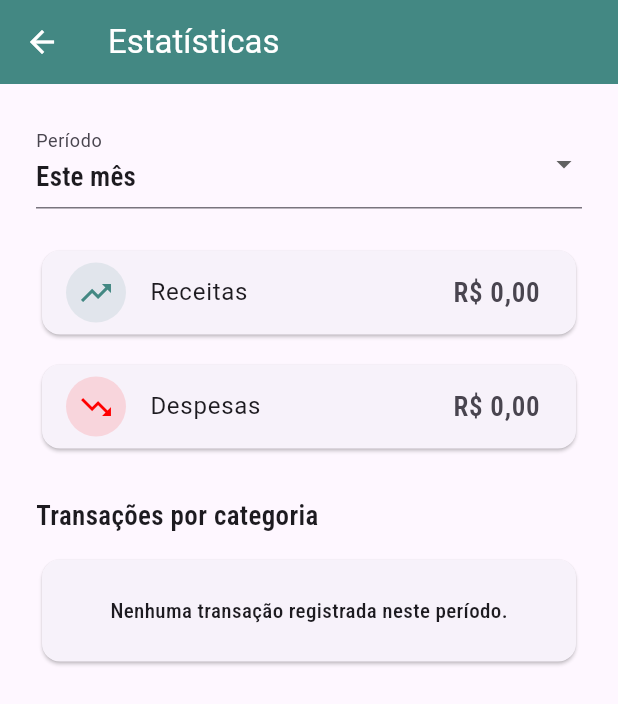
After one commit to Gabrielkk-prog/financial_app_mobile, a Flutter app: the StatsPage screen opened by its route, on a phone screen of 412 x 824 dp. The commit adds this screen. Shown: the top 704 px of the screen. Run offline on Flutter 3.47's test engine with Material 3 defaults, Android fonts, the phone set to English and light mode, and no system bars; our stand-ins replace device_preview, firebase_auth, firebase_core, flutter_secure_storage, get_it; accounts and stored records are empty.

Commit message:
day 23 on develop

```diff
--- a/lib/commom/constants/app_colors.dart
+++ b/lib/commom/constants/app_colors.dart
@@ -18,5 +18,7 @@ class AppColors {     // in this page we storage our colors to use in the app
    static const Color iceWhite = Color(0xFFEEF8F7);
    static const Color darkGrey = Color(0xFF444444);
    static const Color lightGrey = Color(0xFF666666);
-    static const Color red = Color(0xFFFF0000);
+   static const Color red = Color(0xFFFF0000);
+   static const Color lightGreyTwo = Color(0xFFAAAAAA);
+   static const Color green = Color(0xFF438883);
 }
--- a/lib/commom/constants/routes.dart
+++ b/lib/commom/constants/routes.dart
@@ -8,4 +8,7 @@
   static const String signUp = "/sign_up";
   static const String signIn = "/sign_In";
   static const String home = "/home";
+  static const String stats = "/stats";
+  static const String wallet = "/wallet";
+  static const String profile = "/profile";
 }
--- /dev/null
+++ b/lib/features/home/home_page_view.dart
@@ -0,0 +1,2 @@
+// Mantém a implementação principal da tela inicial em um único arquivo.
+export 'home_page.dart';
--- a/lib/features/sign_up/sign_up_controller.dart
+++ b/lib/features/sign_up/sign_up_controller.dart
@@ -24,6 +24,7 @@ class SignUpController extends ChangeNotifier {
     required String email,
     required String password
   }) async {
+
     _changeState(SignUpLoadingState());
     try {
       final user = await _service.signUp(
--- /dev/null
+++ b/lib/features/stats/stats_page.dart
@@ -0,0 +1,96 @@
+import 'package:financial_app_project/commom/constants/app_colors.dart';
+import 'package:financial_app_project/commom/constants/app_text_styles.dart';
+import 'package:flutter/material.dart';
+
+class StatsPage extends StatefulWidget {
+  const StatsPage({super.key});
+
+  @override
+  State<StatsPage> createState() => _StatsPageState();
+}
+
+class _StatsPageState extends State<StatsPage> {
+  String _selectedPeriod = 'Este mês';
+
+  @override
+  Widget build(BuildContext context) {
+    // Resumo visual enquanto as transações ainda não possuem persistência.
+    return Scaffold(
+      appBar: AppBar(
+        title: const Text('Estatísticas'),
+        backgroundColor: AppColors.green,
+        foregroundColor: AppColors.white,
+      ),
+      body: ListView(
+        padding: const EdgeInsets.all(24),
+        children: [
+          DropdownButtonFormField<String>(
+            initialValue: _selectedPeriod,
+            decoration: const InputDecoration(labelText: 'Período'),
+            items: const [
+              DropdownMenuItem(value: 'Esta semana', child: Text('Esta semana')),
+              DropdownMenuItem(value: 'Este mês', child: Text('Este mês')),
+              DropdownMenuItem(value: 'Este ano', child: Text('Este ano')),
+            ],
+            onChanged: (value) {
+              if (value != null) setState(() => _selectedPeriod = value);
+            },
+          ),
+          const SizedBox(height: 24),
+          _SummaryCard(
+            title: 'Receitas',
+            value: 'R\$ 0,00',
+            icon: Icons.trending_up,
+            color: AppColors.green,
+          ),
+          const SizedBox(height: 12),
+          _SummaryCard(
+            title: 'Despesas',
+            value: 'R\$ 0,00',
+            icon: Icons.trending_down,
+            color: AppColors.red,
+          ),
+          const SizedBox(height: 28),
+          Text('Transações por categoria', style: AppTextStyles.mediumText18),
+          const SizedBox(height: 12),
+          const Card(
+            child: Padding(
+              padding: EdgeInsets.all(24),
+              child: Center(
+                child: Text('Nenhuma transação registrada neste período.'),
+              ),
+            ),
+          ),
+        ],
+      ),
+    );
+  }
+}
+
+class _SummaryCard extends StatelessWidget {
+  final String title;
+  final String value;
+  final IconData icon;
+  final Color color;
+
+  const _SummaryCard({
+    required this.title,
+    required this.value,
+    required this.icon,
+    required this.color,
+  });
+
+  @override
+  Widget build(BuildContext context) {
+    return Card(
+      child: ListTile(
+        leading: CircleAvatar(
+          backgroundColor: color.withValues(alpha: 0.12),
+          child: Icon(icon, color: color),
+        ),
+        title: Text(title),
+        trailing: Text(value, style: AppTextStyles.mediumText18),
+      ),
+    );
+  }
+}
--- a/pubspec.yaml
+++ b/pubspec.yaml
@@ -39,6 +39,7 @@ dependencies:
   firebase_core: ^4.14.0
   firebase_auth: ^6.6.1
   flutter_secure_storage: ^11.0.0
+  mocktail: ^1.0.5
 
 dev_dependencies:
   flutter_test:
```
Also changed, not shown: lib/commom/models/user_model.dart (+10 -10 lines), lib/commom/widgets/custom_bottom_app_bar.dart (added, +81 -0 lines), lib/features/home/home_page.dart (+4 -4 lines), lib/features/profile/profile_page.dart (added, +73 -0 lines), lib/features/splash/app.dart (+7 -1 lines), lib/features/stats/wallet/wallet_page.dart (added, +14 -0 lines), lib/services/firebase_auth_service.dart (+8 -8 lines), lib/commom/extensions/sizes.dart (added), pubspec.lock, 3 other files.
